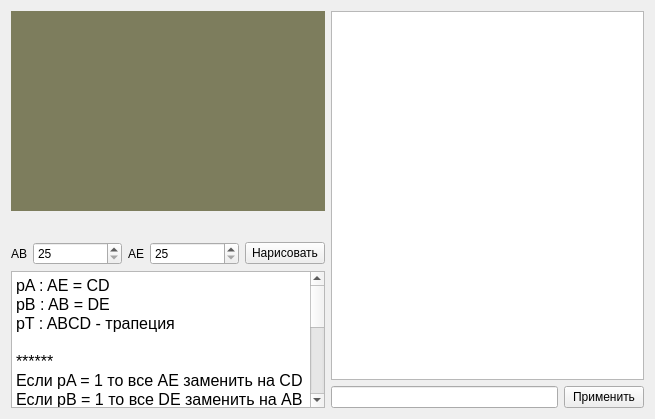
Before: the Qt Designer form autoproof.ui in shotInLeg/AutoProof, drawn with Qt 5.
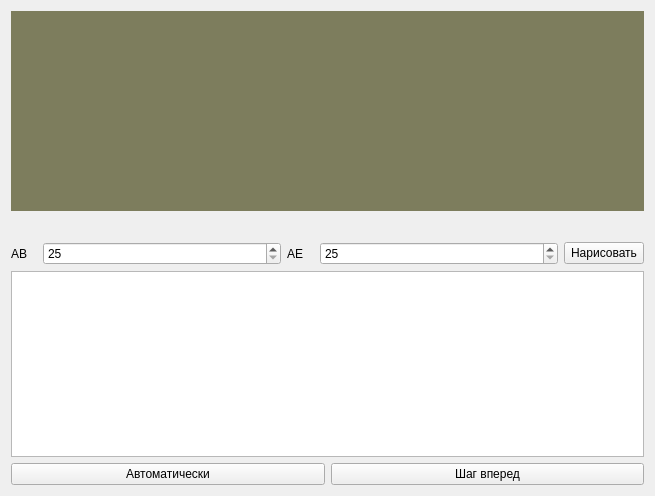
After: the same form once the commit is applied.

What changed in the file:
```diff
--- a/autoproof.ui
+++ b/autoproof.ui
@@ -7,7 +7,7 @@
     <x>0</x>
     <y>0</y>
     <width>655</width>
-    <height>419</height>
+    <height>496</height>
    </rect>
   </property>
   <property name="windowTitle">
@@ -93,38 +93,10 @@
         <string>&lt;!DOCTYPE HTML PUBLIC &quot;-//W3C//DTD HTML 4.0//EN&quot; &quot;http://www.w3.org/TR/REC-html40/strict.dtd&quot;&gt;
 &lt;html&gt;&lt;head&gt;&lt;meta name=&quot;qrichtext&quot; content=&quot;1&quot; /&gt;&lt;style type=&quot;text/css&quot;&gt;
 p, li { white-space: pre-wrap; }
-&lt;/style&gt;&lt;/head&gt;&lt;body style=&quot; font-family:'MS Shell Dlg 2'; font-size:8.25pt; font-weight:400; font-style:normal;&quot;&gt;
-&lt;p style=&quot; margin-top:0px; margin-bottom:0px; margin-left:0px; margin-right:0px; -qt-block-indent:0; text-indent:0px;&quot;&gt;&lt;span style=&quot; font-size:12pt;&quot;&gt;pA : AE = CD&lt;/span&gt;&lt;/p&gt;
-&lt;p style=&quot; margin-top:0px; margin-bottom:0px; margin-left:0px; margin-right:0px; -qt-block-indent:0; text-indent:0px;&quot;&gt;&lt;span style=&quot; font-size:12pt;&quot;&gt;pB : AB = DE&lt;/span&gt;&lt;/p&gt;
-&lt;p style=&quot; margin-top:0px; margin-bottom:0px; margin-left:0px; margin-right:0px; -qt-block-indent:0; text-indent:0px;&quot;&gt;&lt;span style=&quot; font-size:12pt;&quot;&gt;pT : ABCD - трапеция&lt;/span&gt;&lt;/p&gt;
-&lt;p style=&quot;-qt-paragraph-type:empty; margin-top:0px; margin-bottom:0px; margin-left:0px; margin-right:0px; -qt-block-indent:0; text-indent:0px; font-size:12pt;&quot;&gt;&lt;br /&gt;&lt;/p&gt;
-&lt;p style=&quot; margin-top:0px; margin-bottom:0px; margin-left:0px; margin-right:0px; -qt-block-indent:0; text-indent:0px;&quot;&gt;&lt;span style=&quot; font-size:12pt;&quot;&gt;******&lt;/span&gt;&lt;/p&gt;
-&lt;p style=&quot; margin-top:0px; margin-bottom:0px; margin-left:0px; margin-right:0px; -qt-block-indent:0; text-indent:0px;&quot;&gt;&lt;span style=&quot; font-size:12pt;&quot;&gt;Если pA = 1 то все AE заменить на CD&lt;/span&gt;&lt;/p&gt;
-&lt;p style=&quot; margin-top:0px; margin-bottom:0px; margin-left:0px; margin-right:0px; -qt-block-indent:0; text-indent:0px;&quot;&gt;&lt;span style=&quot; font-size:12pt;&quot;&gt;Если pB = 1 то все DE заменить на AB&lt;/span&gt;&lt;/p&gt;
-&lt;p style=&quot; margin-top:0px; margin-bottom:0px; margin-left:0px; margin-right:0px; -qt-block-indent:0; text-indent:0px;&quot;&gt;&lt;span style=&quot; font-size:12pt;&quot;&gt;Если pT1 = 1 то S1 заменить на &lt;/span&gt;&lt;span style=&quot; font-size:8pt;&quot;&gt;AB * AE + BE2/2 &lt;/span&gt;&lt;/p&gt;
-&lt;p style=&quot; margin-top:0px; margin-bottom:0px; margin-left:0px; margin-right:0px; -qt-block-indent:0; text-indent:0px;&quot;&gt;&lt;span style=&quot; font-size:12pt;&quot;&gt;Если pT2 = 1 то S2 заменить на &lt;/span&gt;&lt;span style=&quot; font-size:8pt;&quot;&gt;(CD * DE + CD * AE + AB * DE + AB * AE)/2 &lt;/span&gt;&lt;/p&gt;
-&lt;p style=&quot; margin-top:0px; margin-bottom:0px; margin-left:0px; margin-right:0px; -qt-block-indent:0; text-indent:0px;&quot;&gt;&lt;span style=&quot; font-size:8pt;&quot;&gt; &lt;/span&gt;&lt;/p&gt;
-&lt;p style=&quot; margin-top:0px; margin-bottom:0px; margin-left:0px; margin-right:0px; -qt-block-indent:0; text-indent:0px;&quot;&gt;&lt;span style=&quot; font-size:8pt;&quot;&gt;AB * AE + BE2/2 = (CD * DE + CD * AE + AB * DE + AB * AE)/2    &lt;/span&gt;&lt;/p&gt;
-&lt;p style=&quot; margin-top:0px; margin-bottom:0px; margin-left:0px; margin-right:0px; -qt-block-indent:0; text-indent:0px;&quot;&gt;&lt;span style=&quot; font-size:8pt;&quot;&gt;2(AB*CD+BE2/2) = (AB*CD+CD2+AB2+AB*CD)&lt;/span&gt;&lt;/p&gt;
-&lt;p style=&quot; margin-top:0px; margin-bottom:0px; margin-left:0px; margin-right:0px; -qt-block-indent:0; text-indent:0px;&quot;&gt;&lt;span style=&quot; font-size:8pt;&quot;&gt;2*AB*CD + BE2 = AB*CD+CD2+AB2+AB*CD&lt;/span&gt;&lt;/p&gt;
-&lt;p style=&quot; margin-top:0px; margin-bottom:0px; margin-left:0px; margin-right:0px; -qt-block-indent:0; text-indent:0px;&quot;&gt;&lt;span style=&quot; font-size:8pt;&quot;&gt;BE2 = AB*CD+AB*CD+CD2+AB2-2*AB*CD&lt;/span&gt;&lt;/p&gt;
-&lt;p style=&quot; margin-top:0px; margin-bottom:0px; margin-left:0px; margin-right:0px; -qt-block-indent:0; text-indent:0px;&quot;&gt;&lt;span style=&quot; font-size:8pt;&quot;&gt;BE2 = CD2 + AB2&lt;/span&gt;&lt;/p&gt;
-&lt;p style=&quot;-qt-paragraph-type:empty; margin-top:0px; margin-bottom:0px; margin-left:0px; margin-right:0px; -qt-block-indent:0; text-indent:0px; font-size:8pt;&quot;&gt;&lt;br /&gt;&lt;/p&gt;
-&lt;p style=&quot;-qt-paragraph-type:empty; margin-top:0px; margin-bottom:0px; margin-left:0px; margin-right:0px; -qt-block-indent:0; text-indent:0px; font-size:8pt;&quot;&gt;&lt;br /&gt;&lt;/p&gt;
-&lt;p style=&quot;-qt-paragraph-type:empty; margin-top:0px; margin-bottom:0px; margin-left:0px; margin-right:0px; -qt-block-indent:0; text-indent:0px; font-size:8pt;&quot;&gt;&lt;br /&gt;&lt;/p&gt;
-&lt;p style=&quot;-qt-paragraph-type:empty; margin-top:0px; margin-bottom:0px; margin-left:0px; margin-right:0px; -qt-block-indent:0; text-indent:0px; font-size:12pt;&quot;&gt;&lt;br /&gt;&lt;/p&gt;&lt;/body&gt;&lt;/html&gt;</string>
+&lt;/style&gt;&lt;/head&gt;&lt;body style=&quot; font-family:'Sans Serif'; font-size:9pt; font-weight:400; font-style:normal;&quot;&gt;
+&lt;p style=&quot;-qt-paragraph-type:empty; margin-top:0px; margin-bottom:0px; margin-left:0px; margin-right:0px; -qt-block-indent:0; text-indent:0px;&quot;&gt;&lt;br /&gt;&lt;/p&gt;&lt;/body&gt;&lt;/html&gt;</string>
        </property>
       </widget>
-     </item>
-    </layout>
-   </item>
-   <item>
-    <layout class="QVBoxLayout" name="verticalLayout_2">
-     <property name="leftMargin">
-      <number>0</number>
-     </property>
-     <item>
-      <widget class="QTextEdit" name="teMindBase"/>
      </item>
      <item>
       <layout class="QHBoxLayout" name="horizontalLayout">
@@ -132,12 +104,16 @@
         <number>0</number>
        </property>
        <item>
-        <widget class="QLineEdit" name="eExp"/>
+        <widget class="QPushButton" name="bAuto">
+         <property name="text">
+          <string>Автоматически</string>
+         </property>
+        </widget>
        </item>
        <item>
         <widget class="QPushButton" name="bSend">
          <property name="text">
-          <string>Применить</string>
+          <string>Шаг вперед</string>
          </property>
         </widget>
        </item>
```
